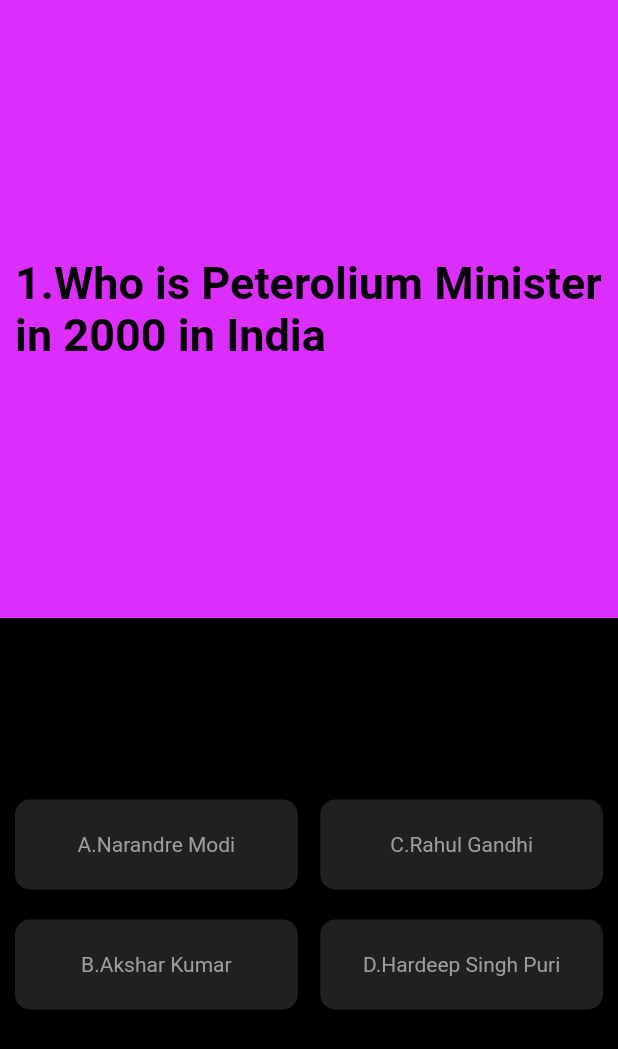
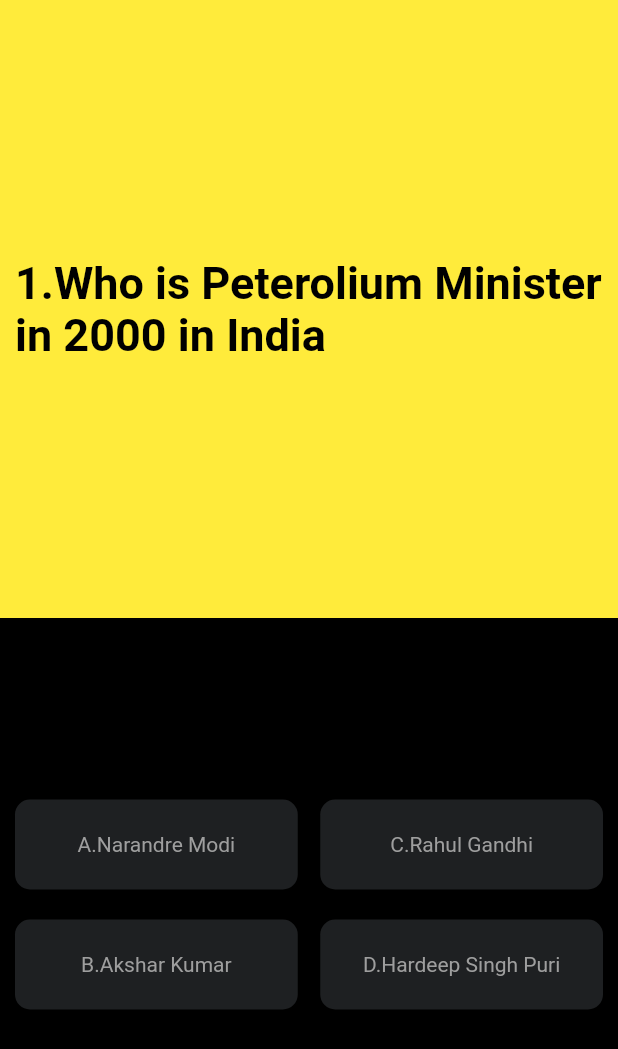
Before and after one commit to Jenil666/kbc, a Flutter app: the screen it shows after launch, on a phone screen of 412 x 824 dp. Shown: the top 1049 px of the screen. Run offline on Flutter 3.47's test engine with Material 2 defaults, Android fonts, the light colour scheme and no system bars.

Commit message:
16-1-2023 3:30

```diff
--- a/lib/Homescreen.dart
+++ b/lib/Homescreen.dart
@@ -55,6 +55,7 @@
     "Aryabhatt",
   ];
 
+  List<Color> c=[Colors.yellow,Colors.red,Colors.purple,Colors.pink,Colors.white];
   List UserAns = [];
 
   int i = 0,j=0;
@@ -69,7 +70,7 @@
               flex: 1,
               child: Container(
                 padding: EdgeInsets.all(10),
-                color: Color(0xffDC2FFF),
+                color: c[i],
                 alignment: Alignment.center,
                 child: Text(
                   "${Questions[i]}",
```
